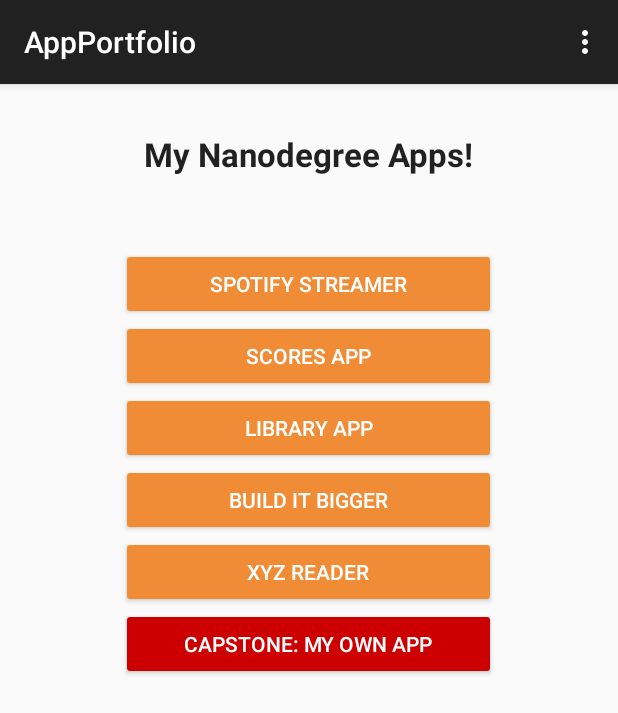
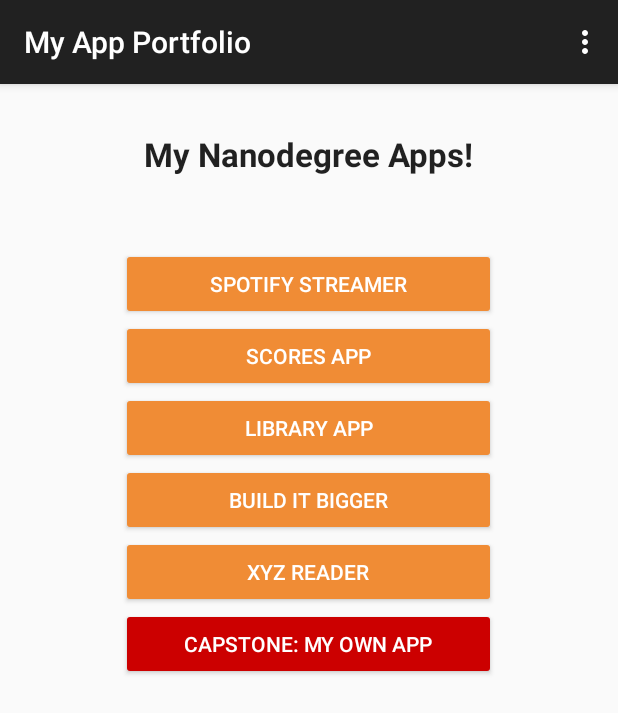
Before and after one commit to danijoo/UdacityProject0, an Android app: the screen it shows after launch (MainActivity), on a phone screen of 412 x 824 dp. Shown: the top 713 px of the screen. Run offline under Robolectric (Android 15) with nearby library versions, the phone set to English and light mode, and no system bars.

Commit message:
button click events

```diff
--- a/app/build.gradle
+++ b/app/build.gradle
@@ -1,13 +1,13 @@
 apply plugin: 'com.android.application'
 
 android {
-    compileSdkVersion 22
+    compileSdkVersion 23
     buildToolsVersion "22.0.1"
 
     defaultConfig {
         applicationId "net.headlezz.udacity.appportfolio"
         minSdkVersion 15
-        targetSdkVersion 22
+        targetSdkVersion 23
         versionCode 1
         versionName "1.0"
     }
@@ -21,5 +21,5 @@ android {
 
 dependencies {
     compile fileTree(dir: 'libs', include: ['*.jar'])
-    compile 'com.android.support:appcompat-v7:23.0.0'
+    compile 'com.android.support:appcompat-v7:23.1.0'
 }
--- a/app/src/main/java/net/headlezz/appportfolio/MainActivity.java
+++ b/app/src/main/java/net/headlezz/appportfolio/MainActivity.java
@@ -1,9 +1,11 @@
 package net.headlezz.appportfolio;
 
+import android.os.Bundle;
 import android.support.v7.app.AppCompatActivity;
-import android.os.Bundle;
 import android.view.Menu;
-import android.view.MenuItem;
+import android.view.View;
+import android.widget.Button;
+import android.widget.Toast;
 
 public class MainActivity extends AppCompatActivity {
 
@@ -11,27 +13,21 @@ public class MainActivity extends AppCompatActivity {
     protected void onCreate(Bundle savedInstanceState) {
         super.onCreate(savedInstanceState);
         setContentView(R.layout.activity_main);
+        setTitle(getString(net.headlezz.appportfolio.R.string.title));
     }
 
     @Override
     public boolean onCreateOptionsMenu(Menu menu) {
-        // Inflate the menu; this adds items to the action bar if it is present.
         getMenuInflater().inflate(R.menu.menu_main, menu);
         return true;
     }
 
-    @Override
-    public boolean onOptionsItemSelected(MenuItem item) {
-        // Handle action bar item clicks here. The action bar will
-        // automatically handle clicks on the Home/Up button, so long
-        // as you specify a parent activity in AndroidManifest.xml.
-        int id = item.getItemId();
-
-        //noinspection SimplifiableIfStatement
-        if (id == R.id.action_settings) {
-            return true;
-        }
-
-        return super.onOptionsItemSelected(item);
+    /**
+     * Main menu button click listener method
+     * @param view Pressed button
+     */
+    public void onClick(View view) {
+        String buttonName = ((Button) view).getText().toString();
+        Toast.makeText(this, String.format(getString(R.string.button_click_message), buttonName), Toast.LENGTH_SHORT).show();
     }
 }
--- a/app/src/main/res/layout/activity_main.xml
+++ b/app/src/main/res/layout/activity_main.xml
@@ -13,38 +13,50 @@
         android:layout_marginBottom="48dp"
         android:textAppearance="?android:attr/textAppearanceLarge"
         android:textStyle="bold"
-        android:text="@string/activity_main_button_title"
+        android:text="@string/header"
         android:layout_width="wrap_content"
         android:layout_height="wrap_content" />
 
     <Button
+        android:onClick="onClick"
+        android:id="@+id/bt1"
         android:layout_width="250dp"
         android:layout_height="wrap_content"
-        android:text="@string/activity_main_bt1"/>
+        android:text="@string/bt1"/>
 
     <Button
+        android:onClick="onClick"
+        android:id="@+id/bt2"
         android:layout_width="250dp"
         android:layout_height="wrap_content"
-        android:text="@string/activity_main_bt2"/>
+        android:text="@string/bt2"/>
 
     <Button
+        android:onClick="onClick"
+        android:id="@+id/bt3"
         android:layout_width="250dp"
         android:layout_height="wrap_content"
-        android:text="@string/activity_main_bt3"/>
+        android:text="@string/bt3"/>
 
     <Button
+        android:onClick="onClick"
+        android:id="@+id/bt4"
         android:layout_width="250dp"
         android:layout_height="wrap_content"
-        android:text="@string/activity_main_bt4"/>
+        android:text="@string/bt4"/>
 
     <Button
+        android:onClick="onClick"
+        android:id="@+id/bt5"
         android:layout_width="250dp"
         android:layout_height="wrap_content"
-        android:text="@string/activity_main_bt5"/>
+        android:text="@string/bt5"/>
 
     <Button
+        android:onClick="onClick"
+        android:id="@+id/bt6"
         style="@style/RedButtonStyle"
         android:layout_width="250dp"
         android:layout_height="wrap_content"
-        android:text="@string/activity_main_bt6"/>
+        android:text="@string/bt6"/>
 </LinearLayout>
--- a/app/src/main/res/values/strings.xml
+++ b/app/src/main/res/values/strings.xml
@@ -1,13 +1,13 @@
 <resources>
     <string name="app_name">AppPortfolio</string>
-
-    <string name="hello_world">Hello world!</string>
     <string name="action_settings">Settings</string>
-    <string name="activity_main_button_title">My Nanodegree Apps!</string>
-    <string name="activity_main_bt1">Spotify Streamer</string>
-    <string name="activity_main_bt2">Scores App</string>
-    <string name="activity_main_bt3">Library App</string>
-    <string name="activity_main_bt4">Build it bigger</string>
-    <string name="activity_main_bt5">XYZ Reader</string>
-    <string name="activity_main_bt6">Capstone: my own app</string>
+    <string name="header">My Nanodegree Apps!</string>
+    <string name="bt1">Spotify Streamer</string>
+    <string name="bt2">Scores App</string>
+    <string name="bt3">Library App</string>
+    <string name="bt4">Build it bigger</string>
+    <string name="bt5">XYZ Reader</string>
+    <string name="bt6">Capstone: my own app</string>
+    <string name="title">My App Portfolio</string>
+    <string name="button_click_message">This button will launch %1$s app!</string>
 </resources>
--- a/app/src/main/res/values/styles.xml
+++ b/app/src/main/res/values/styles.xml
@@ -1,6 +1,5 @@
 <resources>
 
-    <!-- Base application theme. -->
     <style name="AppTheme" parent="Theme.AppCompat.Light.DarkActionBar">
         <item name="android:buttonStyle">@style/OrangeButtonStyle</item>
     </style>
```
Also changed, not shown: 2 other files.
